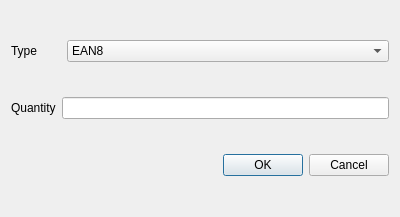
Old version of the form generatedialog.ui in the repository MikhailBersenev/EANScannerEmu.
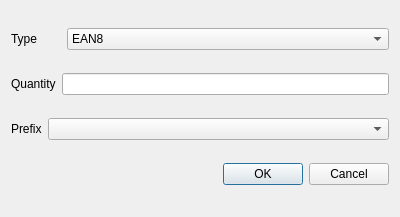
New version of the form.

Commit message: Add EAN prefix support and enhance UI for code generation

What changed in the file:
```diff
--- a/generatedialog.ui
+++ b/generatedialog.ui
@@ -77,6 +77,27 @@
      </item>
     </layout>
    </item>
+   <item>
+    <layout class="QHBoxLayout" name="horizontalLayout_4">
+     <item>
+      <widget class="QLabel" name="PrefixLabel">
+       <property name="text">
+        <string>Prefix</string>
+       </property>
+      </widget>
+     </item>
+     <item>
+      <widget class="QComboBox" name="PrefixComboBox">
+       <property name="sizePolicy">
+        <sizepolicy hsizetype="Expanding" vsizetype="Fixed">
+         <horstretch>0</horstretch>
+         <verstretch>0</verstretch>
+        </sizepolicy>
+       </property>
+      </widget>
+     </item>
+    </layout>
+   </item>
    <item>
     <widget class="QDialogButtonBox" name="buttonBox">
      <property name="orientation">
```
The commit also changes 6 other files.
